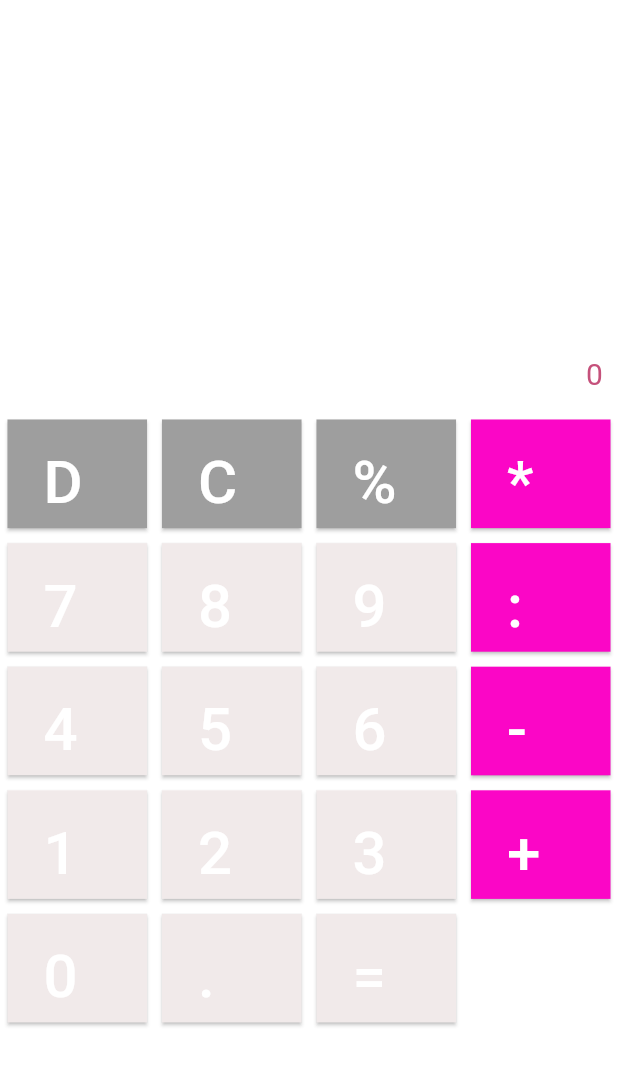
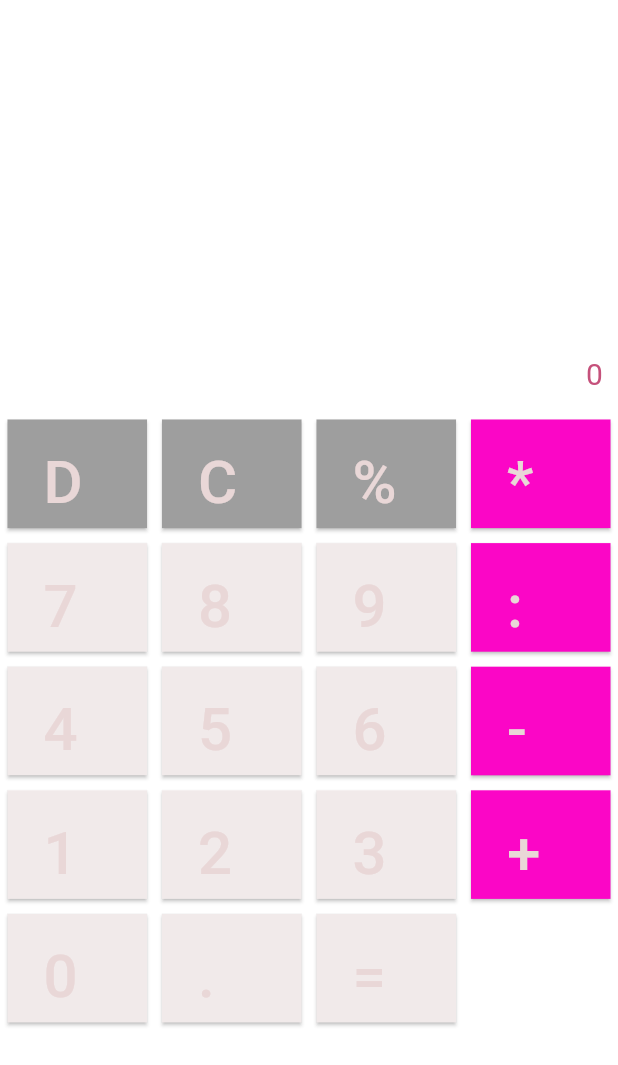
Before and after one commit to realaina/finals, a Flutter app: the screen it shows after launch, on a phone screen of 412 x 824 dp. Shown: the top 1065 px of the screen. Run offline on Flutter 3.47's test engine with Material 3 defaults, Android fonts, the phone set to English and light mode, and no system bars.

Commit message:
third commit

```diff
--- a/lib/main.dart
+++ b/lib/main.dart
@@ -103,7 +103,7 @@ class _calcaState extends State<calca> {
           aspectRatio: 1.0, // Set the aspect ratio to 1.0 for square buttons
           child: Text(
             value,
-            style: TextStyle(color: Colors.white, fontSize: 40),
+            style: TextStyle(color: const Color.fromARGB(255, 233, 215, 215), fontSize: 40),
           ),
         ),
       ),
```
